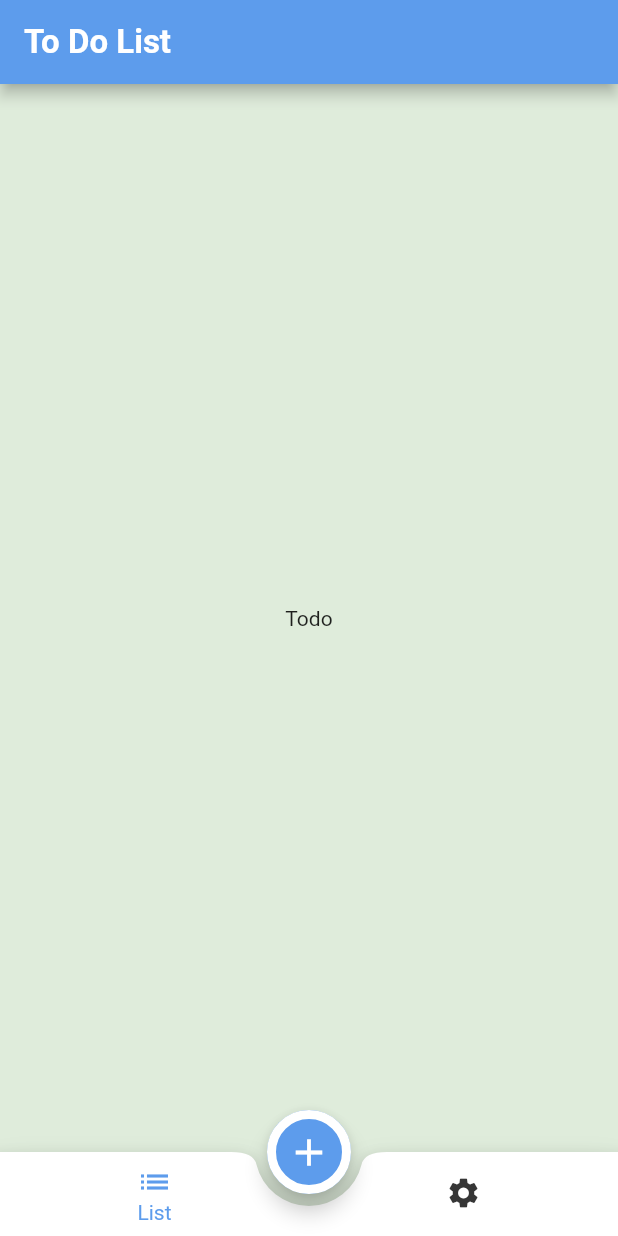
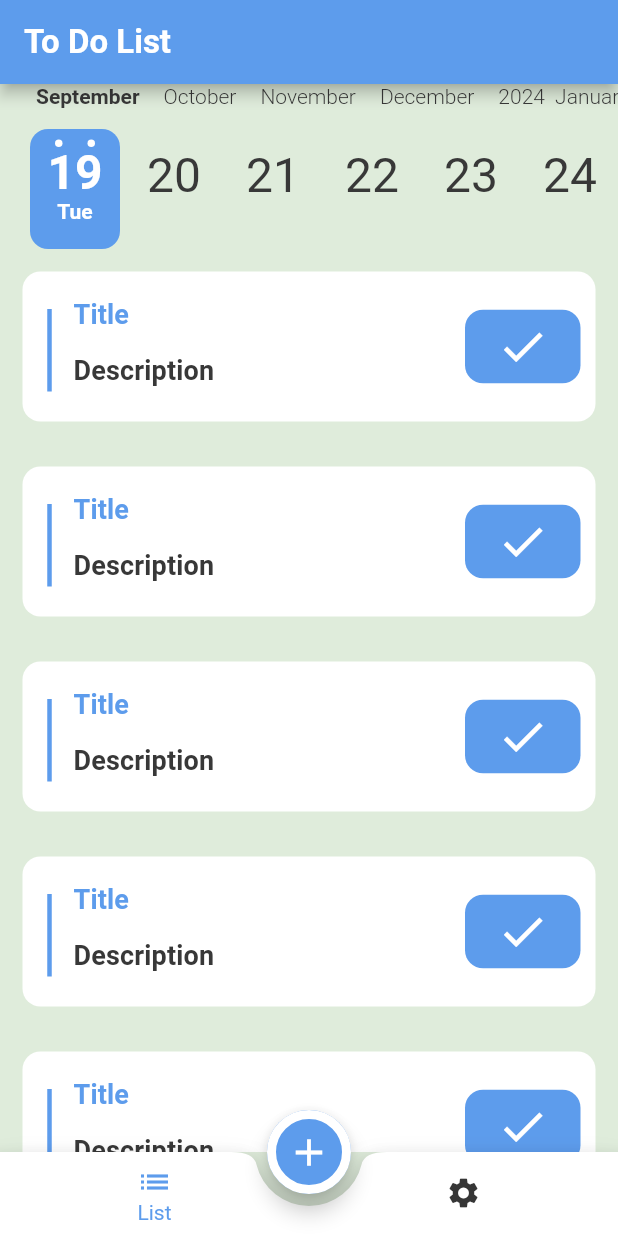
Before and after one commit to MoaazAbdelaziz/todo_app, a Flutter app: the screen it shows after launch, on a phone screen of 412 x 824 dp. Run offline on Flutter 3.47's test engine with Material 2 defaults, Android fonts, the phone set to English and light mode, and no system bars; drawn by our look-alikes of calendar_timeline, flutter_slidable.

Commit message:
finish todo tab

```diff
--- /dev/null
+++ b/lib/home/todo/task_item.dart
@@ -0,0 +1,86 @@
+import 'package:flutter/material.dart';
+import 'package:flutter_slidable/flutter_slidable.dart';
+import 'package:todo_app/home/my_theme.dart';
+
+class TaskItem extends StatelessWidget {
+  const TaskItem({super.key});
+
+  @override
+  Widget build(BuildContext context) {
+    return ClipRRect(
+      borderRadius: BorderRadius.circular(16),
+      child: Slidable(
+        startActionPane: ActionPane(
+          extentRatio: 0.25,
+          motion: const ScrollMotion(),
+          children: [
+            SlidableAction(
+              onPressed: (context) {},
+              backgroundColor: MyTheme.redColor,
+              foregroundColor: MyTheme.whitColor,
+              icon: Icons.delete,
+              label: 'Delete',
+            ),
+          ],
+        ),
+        child: Container(
+          height: 100,
+          padding: const EdgeInsets.all(10),
+          margin: const EdgeInsets.all(15),
+          decoration: BoxDecoration(
+            borderRadius: BorderRadius.circular(12),
+            color: MyTheme.whitColor,
+          ),
+          child: Row(
+            mainAxisAlignment: MainAxisAlignment.spaceBetween,
+            children: [
+              VerticalDivider(
+                thickness: 3,
+                color: MyTheme.primaryLight,
+                indent: 15,
+                endIndent: 10,
+              ),
+              Expanded(
+                child: Column(
+                  crossAxisAlignment: CrossAxisAlignment.start,
+                  children: [
+                    Padding(
+                      padding: const EdgeInsets.all(8.0),
+                      child: Text(
+                        'Title',
+                        style: Theme.of(context)
+                            .textTheme
+                            .titleSmall!
+                            .copyWith(color: Theme.of(context).primaryColor),
+                      ),
+                    ),
+                    Padding(
+                      padding: const EdgeInsets.all(8.0),
+                      child: Text(
+                        'Description',
+                        style: Theme.of(context).textTheme.titleSmall,
+                      ),
+                    ),
+                  ],
+                ),
+              ),
+              Container(
+                padding:
+                    const EdgeInsets.symmetric(horizontal: 21, vertical: 7),
+                decoration: BoxDecoration(
+                  borderRadius: BorderRadius.circular(12),
+                  color: Theme.of(context).primaryColor,
+                ),
+                child: Icon(
+                  Icons.check,
+                  size: 35,
+                  color: MyTheme.whitColor,
+                ),
+              ),
+            ],
+          ),
+        ),
+      ),
+    );
+  }
+}
--- a/lib/home/todo/todo_tab.dart
+++ b/lib/home/todo/todo_tab.dart
@@ -1,12 +1,37 @@
+import 'package:calendar_timeline/calendar_timeline.dart';
 import 'package:flutter/material.dart';
+import 'package:flutter_slidable/flutter_slidable.dart';
+import 'package:todo_app/home/my_theme.dart';
+import 'package:todo_app/home/todo/task_item.dart';
 
 class TodoTab extends StatelessWidget {
   const TodoTab({super.key});
 
   @override
   Widget build(BuildContext context) {
-    return const Center(
-      child: Text('Todo'),
+    return Column(
+      children: [
+        CalendarTimeline(
+          initialDate: DateTime.now(),
+          firstDate: DateTime.now().subtract(const Duration(days: 365)),
+          lastDate: DateTime.now().add(const Duration(days: 365)),
+          onDateSelected: (date) => print(date),
+          leftMargin: 20,
+          monthColor: MyTheme.blackColor,
+          dayColor: MyTheme.blackColor,
+          activeDayColor: MyTheme.whitColor,
+          activeBackgroundDayColor: Theme.of(context).primaryColor,
+          dotsColor: MyTheme.whitColor,
+          selectableDayPredicate: (date) => true,
+          locale: 'en_ISO',
+        ),
+        Expanded(
+          child: ListView.builder(
+            itemBuilder: (context, index) => const TaskItem(),
+            itemCount: 20,
+          ),
+        ),
+      ],
     );
   }
 }
```
Also changed, not shown: pubspec.yaml (+2 -6 lines), pubspec.lock.
